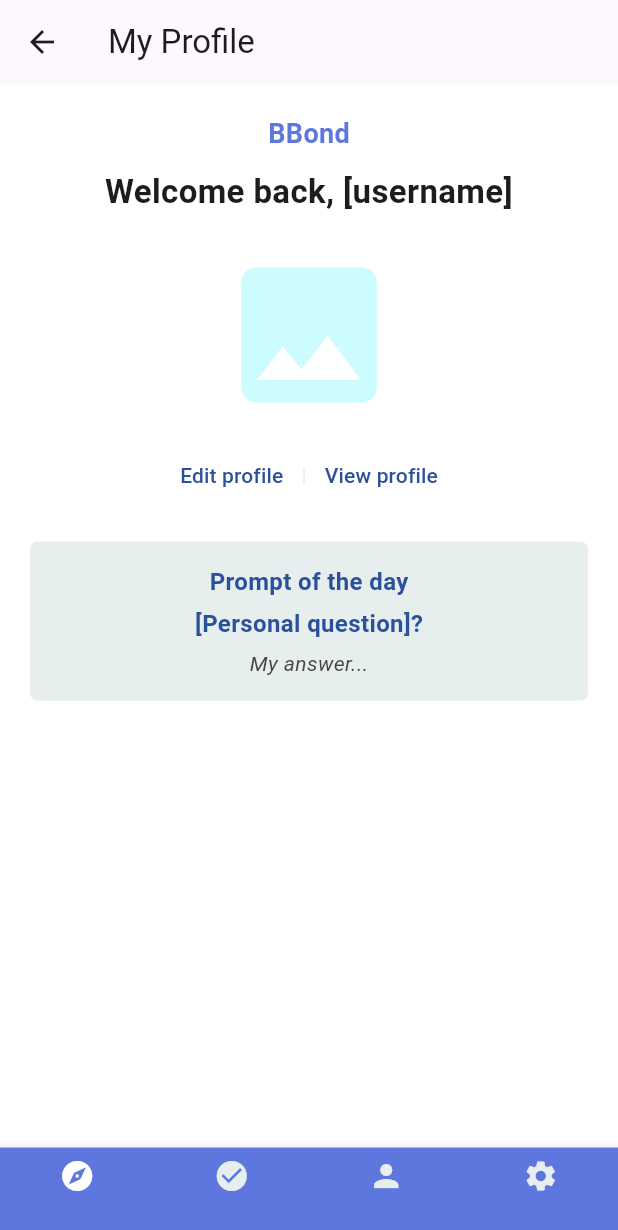
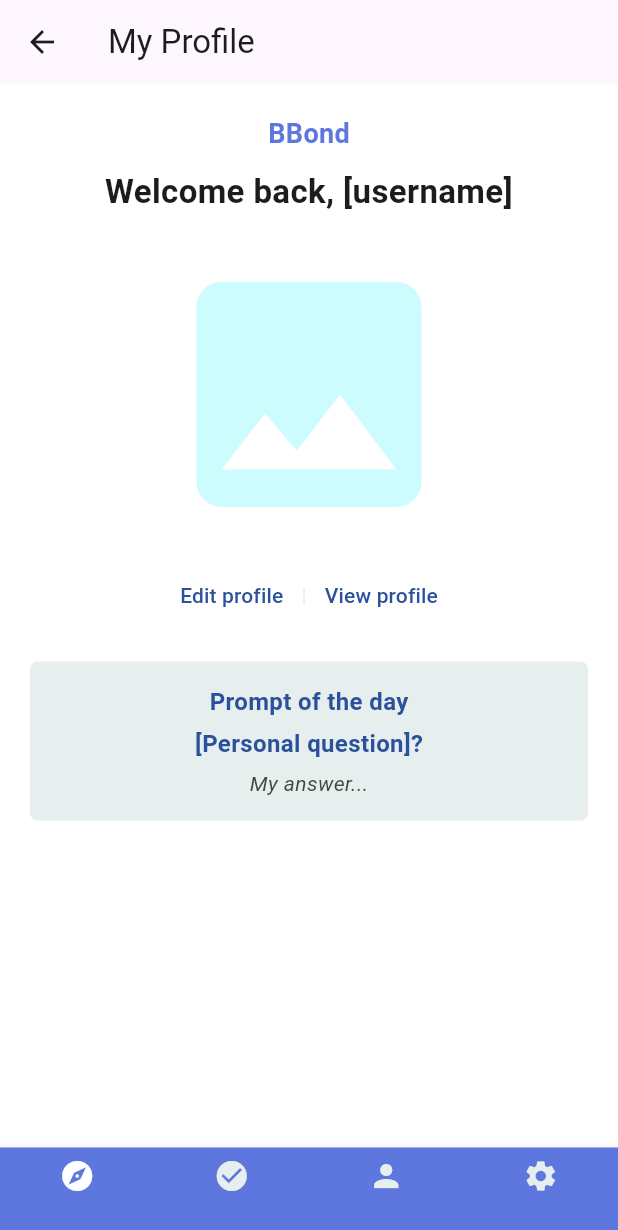
Before and after one commit to BoilerBond/FlutterApp, a Flutter app: the MyProfileScreen screen opened directly, on a phone screen of 412 x 824 dp. Shown: the top 1230 px of the screen. Run offline on Flutter 3.47's test engine with Material 3 defaults, Android fonts, the phone set to English and light mode, and no system bars; Roboto replaces fonts that are missing (Raleway).

Commit message:
Adding debug button on landing page to allow debugging sub-pages Increased size of image placeholder on my profile.

```diff
--- a/lib/presentation/screens/main navigation/my_profile.dart
+++ b/lib/presentation/screens/main navigation/my_profile.dart
@@ -43,9 +43,9 @@ class MyProfileScreen extends StatelessWidget {
               ),
               SizedBox(height: 20),
               Container(
-                height: 120,
-                width: 120,
-                child: Icon(Icons.image, size: 120, color: Color(0xFFCDFCFF))
+                height: 200,
+                width: 200,
+                child: Icon(Icons.image, size: 200, color: Color(0xFFCDFCFF))
               ),
               SizedBox(height: 10),
               Row(
```
Also changed, not shown: lib/main.dart (+11 -0 lines).
